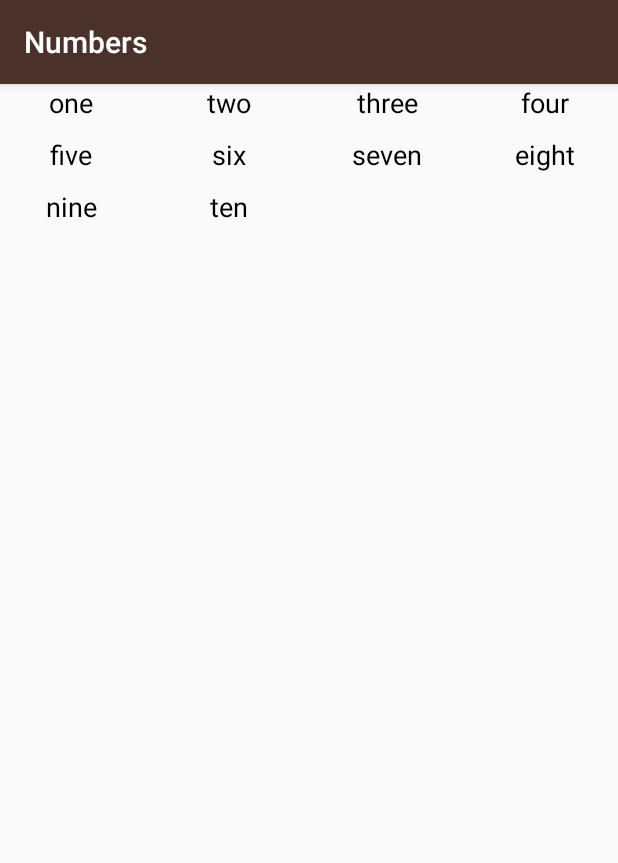
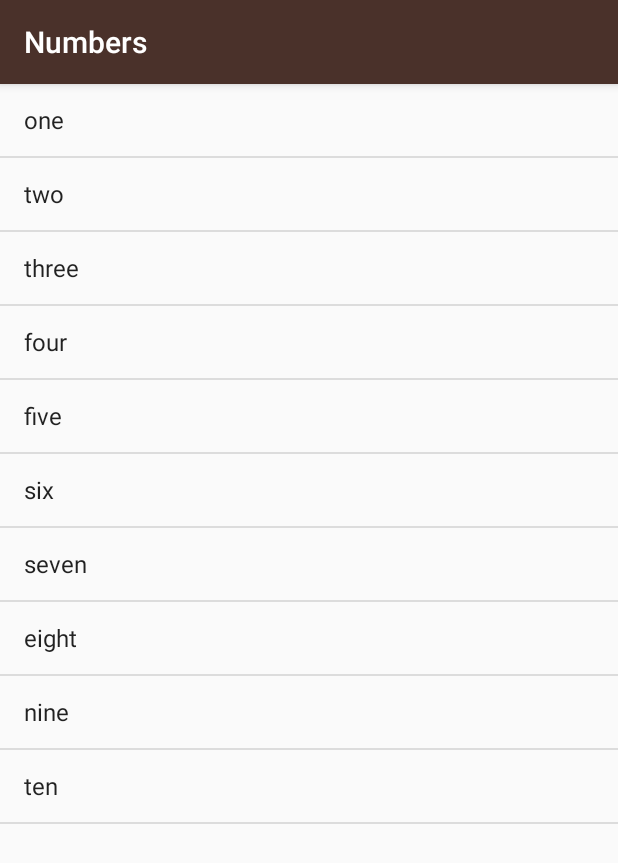
Before and after one commit to jcdevilleres/MiwokApp, an Android app: the NumbersActivity screen opened directly, with no data from a screen before it, on a phone screen of 412 x 824 dp. Shown: the top 863 px of the screen. Run offline under Robolectric (Android 15) with nearby library versions, the phone set to English and light mode, and no system bars.

Commit message:
added Work Class

```diff
--- a/app/src/main/java/com/example/android/miwok/NumbersActivity.java
+++ b/app/src/main/java/com/example/android/miwok/NumbersActivity.java
@@ -31,23 +31,10 @@ public class NumbersActivity extends AppCompatActivity {
         words.add("nine");
         words.add("ten");
 
-//        LinearLayout rootView = (LinearLayout) findViewById(R.id.rootView);
-//
-//        for(int i = 0; i < words.size(); i++){
-//            TextView wordView = new TextView(this);
-//
-//            wordView.setText(words.get(i));
-//            rootView.addView(wordView);
-//        }
-//
-//        Log.v("NumbersActivity", String.valueOf(words.size()));
+        ArrayAdapter<String> itemsAdapter = new ArrayAdapter<String>(this, android.R.layout.simple_list_item_1, words);
+        ListView listView = (ListView) findViewById(R.id.list);
 
-        ArrayAdapter<String> itemsAdapter = new ArrayAdapter<String>(this, android.R.layout.simple_gallery_item, words);
+        listView.setAdapter(itemsAdapter);
 
-//        ListView listView = (ListView) findViewById(R.id.list);
-//        listView.setAdapter(itemsAdapter);
-
-        GridView gridView = (GridView) findViewById(R.id.grid_view);
-        gridView.setAdapter(itemsAdapter);
     }
 }
--- a/app/src/main/res/layout/activity_numbers.xml
+++ b/app/src/main/res/layout/activity_numbers.xml
@@ -1,19 +1,8 @@
-<!--<ListView-->
-    <!--android:layout_height="match_parent"-->
-    <!--android:layout_width="match_parent"-->
-    <!--xmlns:tools="http://schemas.android.com/tools"-->
-    <!--xmlns:android="http://schemas.android.com/apk/res/android"-->
-    <!--android:id="@+id/list"-->
-    <!--android:orientation="vertical"/>-->
-
-<GridView xmlns:android="http://schemas.android.com/apk/res/android"
-    android:id="@+id/grid_view"
+<ListView
+    android:layout_height="match_parent"
     android:layout_width="match_parent"
-    android:layout_height="match_parent"
-    android:columnWidth="90dp"
-    android:numColumns="auto_fit"
-    android:verticalSpacing="10dp"
-    android:horizontalSpacing="10dp"
-    android:stretchMode="columnWidth"
-    android:gravity="center"
-    />
+    xmlns:tools="http://schemas.android.com/tools"
+    xmlns:android="http://schemas.android.com/apk/res/android"
+    android:id="@+id/list"
+    android:orientation="vertical"
+/>
```
Also changed, not shown: app/src/main/java/com/example/android/miwok/Word.java (added, +42 -0 lines), app/src/main/res/layout/list_item.xml (added, +24 -0 lines).
